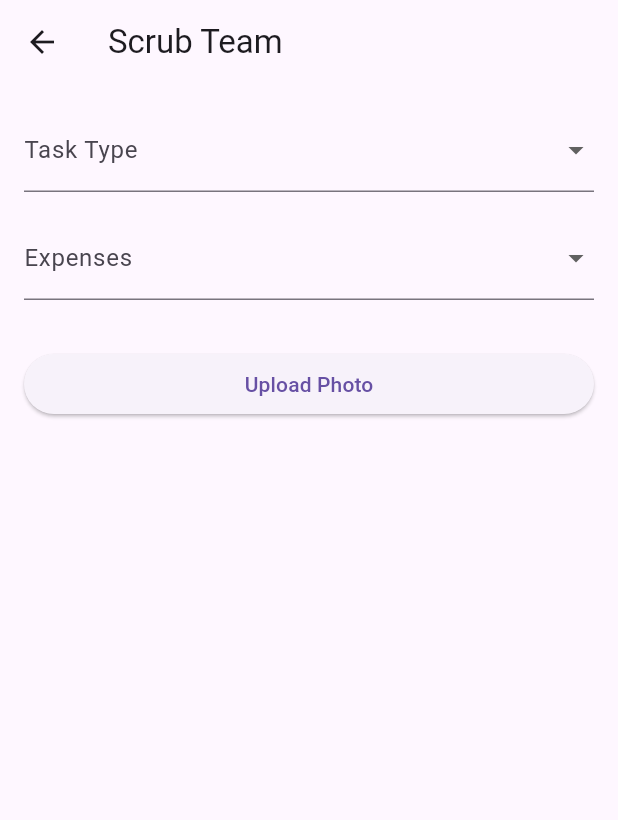
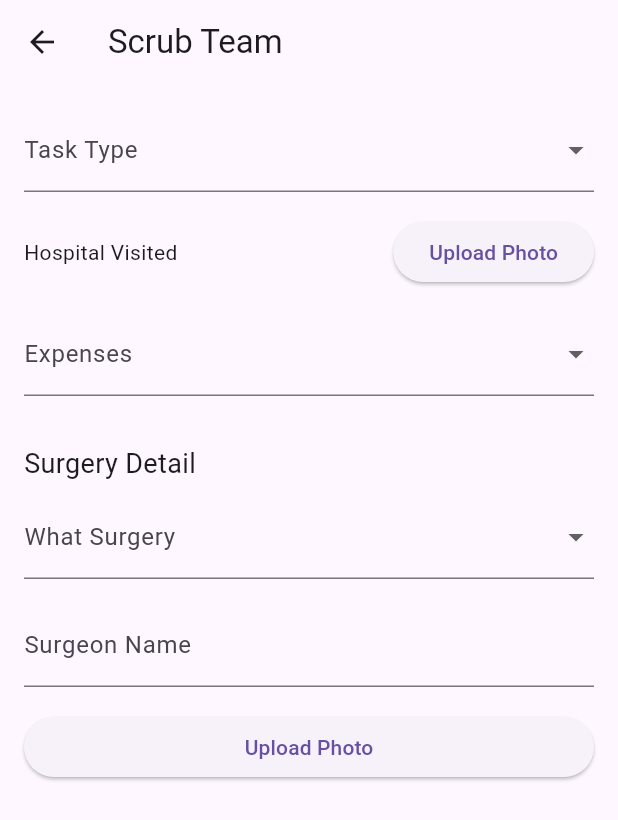
Before and after one commit to PrashamNagda/hospital_management_app, a Flutter app: the screen it shows after launch, after a tap on "Scrub Team", on a phone screen of 412 x 824 dp. Shown: the top 820 px of the screen. Run offline on Flutter 3.47's test engine with Material 3 defaults, Android fonts, the phone set to English and light mode, and no system bars; our stand-ins replace equatable, flutter_bloc, shared_preferences.

Commit message:
added the surgery detailes and made it that it saves the inputs

```diff
--- a/lib/screens/scrub_team_screen.dart
+++ b/lib/screens/scrub_team_screen.dart
@@ -1,5 +1,6 @@
 import 'package:flutter/material.dart';
 import 'package:flutter_bloc/flutter_bloc.dart';
+import 'package:shared_preferences/shared_preferences.dart';
 import '../../blocs/scrub_team_bloc.dart';
 
 class ScrubTeamScreen extends StatelessWidget {
@@ -31,13 +32,16 @@ class ScrubTeamForm extends StatefulWidget {
 class _ScrubTeamFormState extends State<ScrubTeamForm> {
   String? selectedTaskType;
   String? selectedExpenseType;
+  String? selectedSurgery;
+  String surgeonName = '';
 
   // Variables to store the details for "Travelling" and "Food" fields
   String? selectedTransportMode;
-  String fromLocation = '';
-  String toLocation = '';
-  String travelAmount = '';
-  String foodAmount = '';
+  TextEditingController fromLocationController = TextEditingController();
+  TextEditingController toLocationController = TextEditingController();
+  TextEditingController travelAmountController = TextEditingController();
+  TextEditingController foodAmountController = TextEditingController();
+  TextEditingController surgeonNameController = TextEditingController();
 
   final List<String> taskTypes = ['WASHUP', 'ASSIST'];
   final List<String> expenseTypes = ['Travelling', 'Food'];
@@ -47,6 +51,50 @@ class _ScrubTeamFormState extends State<ScrubTeamForm> {
     'Public Transport',
     'Other'
   ];
+  final List<String> surgeryTypes = [
+    'ACL',
+    'RC',
+    'Knee Replacement',
+    'Hip Replacement'
+  ];
+
+  @override
+  void initState() {
+    super.initState();
+    _loadSavedData();
+  }
+
+  // Load saved data from SharedPreferences
+  Future<void> _loadSavedData() async {
+    SharedPreferences prefs = await SharedPreferences.getInstance();
+    setState(() {
+      selectedTaskType = prefs.getString('selectedTaskType');
+      selectedExpenseType = prefs.getString('selectedExpenseType');
+      selectedTransportMode = prefs.getString('selectedTransportMode');
+      fromLocationController.text = prefs.getString('fromLocation') ?? '';
+      toLocationController.text = prefs.getString('toLocation') ?? '';
+      travelAmountController.text = prefs.getString('travelAmount') ?? '';
+      foodAmountController.text = prefs.getString('foodAmount') ?? '';
+      selectedSurgery = prefs.getString('selectedSurgery');
+      surgeonNameController.text = prefs.getString('surgeonName') ?? '';
+    });
+  }
+
+  // Save data to SharedPreferences
+  Future<void> _saveData(String key, String value) async {
+    SharedPreferences prefs = await SharedPreferences.getInstance();
+    await prefs.setString(key, value);
+  }
+
+  @override
+  void dispose() {
+    fromLocationController.dispose();
+    toLocationController.dispose();
+    travelAmountController.dispose();
+    foodAmountController.dispose();
+    surgeonNameController.dispose();
+    super.dispose();
+  }
 
   @override
   Widget build(BuildContext context) {
@@ -68,7 +116,27 @@ class _ScrubTeamFormState extends State<ScrubTeamForm> {
               setState(() {
                 selectedTaskType = value;
               });
+              _saveData('selectedTaskType', value!);
             },
+          ),
+          const SizedBox(height: 16),
+
+          // Hospital Visited (Upload Photo)
+          Row(
+            children: [
+              Expanded(
+                child: Text(
+                  'Hospital Visited',
+                  style: Theme.of(context).textTheme.bodyMedium,
+                ),
+              ),
+              ElevatedButton(
+                onPressed: () {
+                  // Handle photo upload for hospital visited
+                },
+                child: const Text('Upload Photo'),
+              ),
+            ],
           ),
           const SizedBox(height: 16),
 
@@ -86,6 +154,7 @@ class _ScrubTeamFormState extends State<ScrubTeamForm> {
               setState(() {
                 selectedExpenseType = value;
               });
+              _saveData('selectedExpenseType', value!);
             },
           ),
           const SizedBox(height: 16),
@@ -105,6 +174,7 @@ class _ScrubTeamFormState extends State<ScrubTeamForm> {
                 setState(() {
                   selectedTransportMode = value;
                 });
+                _saveData('selectedTransportMode', value!);
               },
             ),
             const SizedBox(height: 16),
@@ -115,9 +185,11 @@ class _ScrubTeamFormState extends State<ScrubTeamForm> {
                     decoration: const InputDecoration(labelText: 'From'),
                     onChanged: (value) {
                       setState(() {
-                        fromLocation = value;
+                        fromLocationController.text = value;
                       });
+                      _saveData('fromLocation', value);
                     },
+                    controller: fromLocationController,
                   ),
                 ),
                 const SizedBox(width: 16),
@@ -126,9 +198,11 @@ class _ScrubTeamFormState extends State<ScrubTeamForm> {
                     decoration: const InputDecoration(labelText: 'To'),
                     onChanged: (value) {
                       setState(() {
-                        toLocation = value;
+                        toLocationController.text = value;
                       });
+                      _saveData('toLocation', value);
                     },
+                    controller: toLocationController,
                   ),
                 ),
               ],
@@ -141,9 +215,11 @@ class _ScrubTeamFormState extends State<ScrubTeamForm> {
                     decoration: const InputDecoration(labelText: 'Amount'),
                     onChanged: (value) {
                       setState(() {
-                        travelAmount = value;
+                        travelAmountController.text = value;
                       });
+                      _saveData('travelAmount', value);
                     },
+                    controller: travelAmountController,
                   ),
                 ),
                 IconButton(
@@ -162,9 +238,11 @@ class _ScrubTeamFormState extends State<ScrubTeamForm> {
                     decoration: const InputDecoration(labelText: 'Amount'),
                     onChanged: (value) {
                       setState(() {
-                        foodAmount = value;
+                        foodAmountController.text = value;
                       });
+                      _saveData('foodAmount', value);
                     },
+                    controller: foodAmountController,
                   ),
                 ),
                 IconButton(
@@ -178,6 +256,39 @@ class _ScrubTeamFormState extends State<ScrubTeamForm> {
           ],
 
           const SizedBox(height: 16),
+
+          // Surgery Detail Section
+          const Text('Surgery Detail', style: TextStyle(fontSize: 18)),
+          const SizedBox(height: 8),
+          DropdownButtonFormField<String>(
+            decoration: const InputDecoration(labelText: 'What Surgery'),
+            value: selectedSurgery,
+            items: surgeryTypes.map((String surgery) {
+              return DropdownMenuItem<String>(
+                value: surgery,
+                child: Text(surgery),
+              );
+            }).toList(),
+            onChanged: (value) {
+              setState(() {
+                selectedSurgery = value;
+              });
+              _saveData('selectedSurgery', value!);
+            },
+          ),
+          const SizedBox(height: 16),
+          TextField(
+            decoration: const InputDecoration(labelText: 'Surgeon Name'),
+            onChanged: (value) {
+              setState(() {
+                surgeonNameController.text = value;
+              });
+              _saveData('surgeonName', value);
+            },
+            controller: surgeonNameController,
+          ),
+          const SizedBox(height: 16),
+
           ElevatedButton(
             onPressed: () {
               // Handle form submission or other actions
--- a/pubspec.yaml
+++ b/pubspec.yaml
@@ -10,6 +10,8 @@ environment:
 dependencies:
   flutter:
     sdk: flutter
+
+  # shared_preferences: ^2.3.2
 
   # State management
   flutter_bloc: ^8.1.1
```
